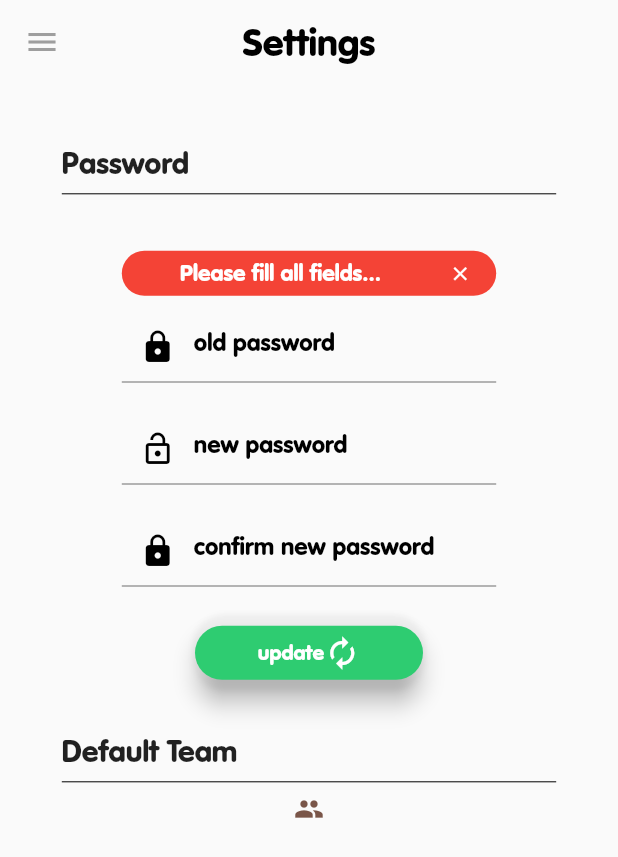
After one commit to fletcher0702/address_manager_mobile_app, a Flutter app: the SettingsScreen screen opened directly, after a tap on "update", on a phone screen of 412 x 824 dp. The commit adds this screen. Shown: the top 857 px of the screen. Run offline on Flutter 3.47's test engine with Material 2 defaults, Android fonts, the phone set to English and light mode, and no system bars; our stand-ins replace datetime_picker_formfield, dio, flutter_colorpicker, flutter_dotenv, flutter_map, flutter_tags and 3 more; missing offline and left inert: flutter_circular_chart, flutter_google_places, geocoder, google_maps_webservice, mongo_dart; accounts and stored records are empty; project files that could hold a hidden picture were left out.

Commit message:
feat: ✨ settings pannel design

```diff
--- a/lib/components/side_menu.dart
+++ b/lib/components/side_menu.dart
@@ -172,7 +172,7 @@ class _SideMenuState extends State<SideMenu> {
                     children: <Widget>[
                       Icon(Icons.settings,color:Colors.grey),
                       FlatButton(
-                        onPressed: () => {},
+                        onPressed: () {Navigator.pushNamed(context, SETTINGS_PANEL_ROUTE);},
                         child: Text('Settings',
                           style: TextStyle(
                             fontWeight: FontWeight.bold,
--- /dev/null
+++ b/lib/screens/setting_panel_screen.dart
@@ -0,0 +1,226 @@
+import 'package:address_manager/helpers/auth_helper.dart';
+import 'package:flutter/material.dart';
+import 'package:address_manager/components/side_menu.dart';
+import 'package:address_manager/tools/colors.dart';
+import 'package:address_manager/helpers/ui_helper.dart';
+
+class SettingsScreen extends StatefulWidget {
+  @override
+  _SettingsScreenState createState() => _SettingsScreenState();
+}
+
+class _SettingsScreenState extends State<SettingsScreen> {
+
+  final oldPasswordController = TextEditingController();
+  final newPasswordController = TextEditingController();
+  final confirmNewPasswordController = TextEditingController();
+
+  // Error Message
+  String errorMessage = '';
+  Container errorBox = Container();
+
+
+  @override
+  void dispose() {
+    super.dispose();
+    oldPasswordController.dispose();
+    newPasswordController.dispose();
+    confirmNewPasswordController.dispose();
+  }
+
+  @override
+  Widget build(BuildContext context) {
+    return Scaffold(
+      appBar: AppBar(
+        title: Text('Settings', style: TextStyle(
+          fontWeight: FontWeight.bold,
+          color: Colors.black,
+          fontSize: 25,
+        ),),
+        centerTitle: true,
+        elevation: 0,
+        backgroundColor: Colors.transparent,
+        iconTheme: IconThemeData(color: Colors.grey),
+      ),
+      drawer: SideMenu(),
+
+      body: Padding(
+        padding: EdgeInsets.all(MediaQuery.of(context).size.width*0.1),
+        child: Column(
+          crossAxisAlignment: CrossAxisAlignment.start,
+          children: <Widget>[
+            Text('Password', style: TextStyle(
+              fontWeight: FontWeight.bold,
+              fontSize: 20
+            ),),
+            Divider(color: Colors.black),
+
+            SizedBox(height: 30,),
+
+            Padding(
+              padding: EdgeInsets.only(left: 40,right: 40),
+              child: Column(
+                children: <Widget>[
+
+                  errorBox,
+                  SizedBox(height: 10,),
+                  TextField(
+                    cursorColor: Colors.black,
+                    obscureText: true,
+                    decoration: InputDecoration(
+                        prefixIcon: Icon(
+                          Icons.lock,
+                          color: Colors.black,
+                        ),
+                        focusedBorder: UnderlineInputBorder(
+                            borderSide: BorderSide(
+                                color: Colors.black)),
+                        alignLabelWithHint: true,
+                        hintText: 'old password',
+                        hintStyle:
+                        TextStyle(color: Colors.black)),
+                    style: TextStyle(
+                      color: Colors.black,
+                      fontWeight: FontWeight.bold,
+                    ),
+                    controller: oldPasswordController,
+                  ),
+                  SizedBox(
+                    height: 20,
+                  ),
+                  TextField(
+                    cursorColor: Colors.black,
+                    obscureText: true,
+                    decoration: InputDecoration(
+                        prefixIcon: Icon(
+                          Icons.lock_open,
+                          color: Colors.black,
+                        ),
+                        focusedBorder: UnderlineInputBorder(
+                            borderSide: BorderSide(
+                                color: Colors.black)),
+                        alignLabelWithHint: true,
+                        hintText: 'new password',
+                        hintStyle:
+                        TextStyle(color: Colors.black)),
+                    style: TextStyle(
+                      color: Colors.black,
+                      fontWeight: FontWeight.bold,
+                    ),
+                    controller: newPasswordController,
+                  ),
+                  SizedBox(height: 20,),
+                  TextField(
+                    cursorColor: Colors.black,
+                    obscureText: true,
+                    decoration: InputDecoration(
+                        prefixIcon: Icon(
+                          Icons.lock,
+                          color: Colors.black,
+                        ),
+                        focusedBorder: UnderlineInputBorder(
+                            borderSide: BorderSide(
+                                color: Colors.black)),
+                        alignLabelWithHint: true,
+                        hintText: 'confirm new password',
+                        hintStyle:
+                        TextStyle(color: Colors.black)),
+                    style: TextStyle(
+                      color: Colors.black,
+                      fontWeight: FontWeight.bold,
+                    ),
+                    controller: confirmNewPasswordController,
+                  ),
+                  SizedBox(height: 20,),
+                  Material(
+                    elevation: 6,
+                    color: Colors.transparent,
+                    shape: RoundedRectangleBorder(
+                        borderRadius: BorderRadius.only(
+                            topLeft: Radius.circular(20),
+                            topRight: Radius.circular(20),
+                            bottomLeft: Radius.circular(20),
+                            bottomRight: Radius.circular(20))),
+                    child: FlatButton(
+                      onPressed: () async {
+                        if(oldPasswordController.text.isEmpty || newPasswordController.text.isEmpty || confirmNewPasswordController.text.isEmpty){
+                          errorMessage = 'Please fill all fields...';
+                          setState(() {
+                            errorBox = UIHelper.errorMessageWidget(errorMessage, updateErrorMessage);
+                          });
+                        }else {
+                          if(newPasswordController.text != confirmNewPasswordController.text){
+                            errorMessage = 'New passwords are differents...';
+                            setState(() {
+                              errorBox = UIHelper.errorMessageWidget(errorMessage, updateErrorMessage);
+                            });
+                          }else{
+
+                            if(AuthHelper.passwordRule(newPasswordController.text)){
+
+
+                            }else{
+                              errorMessage = 'Password length should be greater than 6...';
+                              setState(() {
+                                errorBox = UIHelper.errorMessageWidget(errorMessage, updateErrorMessage);
+                              });
+                            }
+
+                          }
+                        }
+                      },
+                      child: Container(
+                        width: 120,
+                        child: Row(
+                          mainAxisAlignment:
+                          MainAxisAlignment.center,
+                          children: <Widget>[
+                            Text(
+                              'update',
+                              style: TextStyle(
+                                fontWeight: FontWeight.bold,
+                              ),
+                            ),
+                            Icon(Icons.autorenew)
+                          ],
+                        ),
+                      ),
+                      shape: RoundedRectangleBorder(
+                          borderRadius:
+                          BorderRadius.circular(30)),
+                      color: green_custom_color,
+                      textColor: Colors.white,
+                    ),
+                  ),
+                ],
+              ),
+            ),
+
+            SizedBox(height: 30,),
+
+            Text('Default Team', style: TextStyle(
+                fontWeight: FontWeight.bold,
+                fontSize: 20
+            ),),
+            Divider(color: Colors.black),
+
+            Row(
+              mainAxisAlignment: MainAxisAlignment.center,
+              children: <Widget>[
+                Icon(Icons.group, color: Colors.brown,size: 20,),
+
+              ],
+            )
+
+          ],
+        ),
+      ),
+    );
+  }
+
+  updateErrorMessage(){
+    setState(() {
+      errorBox = Container();
+    });
+  }
+}
```
